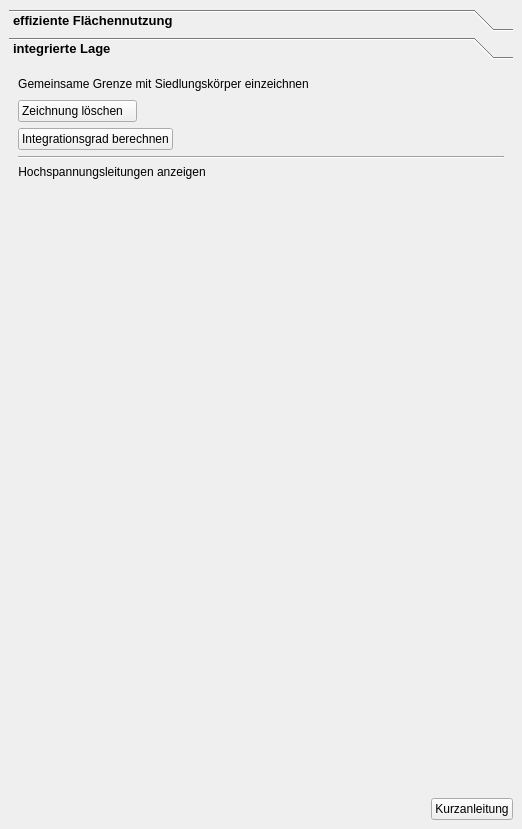
Before: the Qt Designer form projektcheck/ui/ProjektCheck_dockwidget_analysis_05-Fl.ui in projektcheck/ProjektCheck-QGIS, drawn with Qt 5.
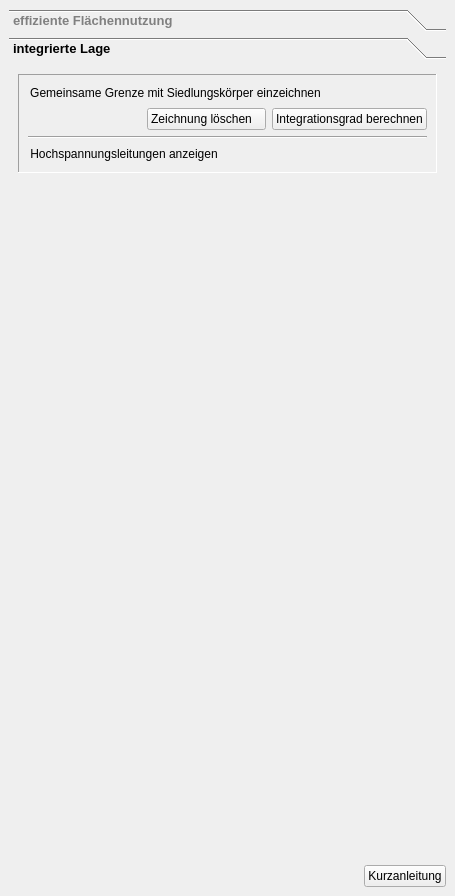
After: the same form once the commit is applied. The open tabs and pages were chosen to show the change. Icons and pictures are not drawn.

Commit message: consistent design and button icons and icons

What changed in the file:
```diff
--- a/projektcheck/ui/ProjektCheck_dockwidget_analysis_05-Fl.ui
+++ b/projektcheck/ui/ProjektCheck_dockwidget_analysis_05-Fl.ui
@@ -6,13 +6,17 @@
    <rect>
     <x>0</x>
     <y>0</y>
-    <width>522</width>
-    <height>829</height>
+    <width>455</width>
+    <height>896</height>
    </rect>
   </property>
   <property name="styleSheet">
    <string notr="true">QToolBox:tab {
 	font: bold 10pt ;
+    color: Grey;
+}
+QToolBox:tab:selected {
+	font: bold 10pt ;
     color: black;
 }
 QGroupBox::title {
@@ -22,6 +26,27 @@
 QPushButton::flat{
 background-color: none;
 border: 0;
+border-style:none;
+border-color: blue;
+border-width: 0px;
+border-radius: 0px;
+padding:2px;
+}
+QPushButton::flat:hover{
+background-color: azure;
+border-style:solid;
+border-color: royalblue;
+border-width: 1px;
+border-radius: 0px;
+padding: 2px;
+}
+QPushButton::flat:pressed{
+background-color: powderblue;
+border-style:solid;
+border-color: royalblue;
+border-width: 1px;
+border-radius: 0px;
+padding: 2px;
 }</string>
   </property>
   <property name="windowTitle">
@@ -1077,35 +1102,15 @@
         <rect>
          <x>0</x>
          <y>0</y>
-         <width>504</width>
-         <height>706</height>
+         <width>437</width>
+         <height>770</height>
         </rect>
        </property>
        <attribute name="label">
         <string>integrierte Lage</string>
        </attribute>
        <layout class="QGridLayout" name="gridLayout_4">
-        <item row="0" column="1">
-         <spacer name="horizontalSpacer">
-          <property name="orientation">
-           <enum>Qt::Horizontal</enum>
-          </property>
-          <property name="sizeHint" stdset="0">
-           <size>
-            <width>40</width>
-            <height>20</height>
-           </size>
-          </property>
-         </spacer>
-        </item>
-        <item row="4" column="0" colspan="2">
-         <widget class="Line" name="line">
-          <property name="orientation">
-           <enum>Qt::Horizontal</enum>
-          </property>
-         </widget>
-        </item>
-        <item row="7" column="1">
+        <item row="3" column="1">
          <spacer name="verticalSpacer_2">
           <property name="orientation">
            <enum>Qt::Vertical</enum>
@@ -1118,7 +1123,118 @@
           </property>
          </spacer>
         </item>
-        <item row="5" column="0">
+        <item row="0" column="0" colspan="2">
+         <widget class="QFrame" name="frame_2">
+          <property name="frameShape">
+           <enum>QFrame::Panel</enum>
+          </property>
+          <property name="frameShadow">
+           <enum>QFrame::Sunken</enum>
+          </property>
+          <layout class="QGridLayout" name="gridLayout_5">
+           <item row="1" column="3">
+            <widget class="QPushButton" name="pushButton_29">
+             <property name="sizePolicy">
+              <sizepolicy hsizetype="Fixed" vsizetype="Fixed">
+               <horstretch>0</horstretch>
+               <verstretch>0</verstretch>
+              </sizepolicy>
+             </property>
+             <property name="layoutDirection">
+              <enum>Qt::LeftToRight</enum>
+             </property>
+             <property name="text">
+              <string>Integrationsgrad berechnen</string>
+             </property>
+             <property name="icon">
+              <iconset>
+               <normaloff>../../images/iconset_mob/20190619_iconset_mob_calculate_statistics_1.png</normaloff>../../images/iconset_mob/20190619_iconset_mob_calculate_statistics_1.png</iconset>
+             </property>
+            </widget>
+           </item>
+           <item row="6" column="0" colspan="4">
+            <widget class="Line" name="line">
+             <property name="orientation">
+              <enum>Qt::Horizontal</enum>
+             </property>
+            </widget>
+           </item>
+           <item row="1" column="2">
+            <widget class="QPushButton" name="pushButton_28">
+             <property name="sizePolicy">
+              <sizepolicy hsizetype="Fixed" vsizetype="Fixed">
+               <horstretch>0</horstretch>
+               <verstretch>0</verstretch>
+              </sizepolicy>
+             </property>
+             <property name="text">
+              <string>Zeichnung löschen   </string>
+             </property>
+             <property name="icon">
+              <iconset>
+               <normaloff>../../images/iconset_mob/20190619_iconset_mob_delete_1.png</normaloff>../../images/iconset_mob/20190619_iconset_mob_delete_1.png</iconset>
+             </property>
+             <property name="checkable">
+              <bool>false</bool>
+             </property>
+             <property name="autoExclusive">
+              <bool>false</bool>
+             </property>
+             <property name="flat">
+              <bool>false</bool>
+             </property>
+            </widget>
+           </item>
+           <item row="1" column="0" colspan="2">
+            <spacer name="horizontalSpacer">
+             <property name="orientation">
+              <enum>Qt::Horizontal</enum>
+             </property>
+             <property name="sizeHint" stdset="0">
+              <size>
+               <width>40</width>
+               <height>20</height>
+              </size>
+             </property>
+            </spacer>
+           </item>
+           <item row="0" column="0" colspan="4">
+            <widget class="QPushButton" name="pushButton_27">
+             <property name="sizePolicy">
+              <sizepolicy hsizetype="Fixed" vsizetype="Fixed">
+               <horstretch>0</horstretch>
+               <verstretch>0</verstretch>
+              </sizepolicy>
+             </property>
+             <property name="cursor">
+              <cursorShape>PointingHandCursor</cursorShape>
+             </property>
+             <property name="text">
+              <string>Gemeinsame Grenze mit Siedlungskörper einzeichnen</string>
+             </property>
+             <property name="icon">
+              <iconset>
+               <normaloff>../../images/iconset_mob/20190619_iconset_mob_draw_polygon_1_checkable.png</normaloff>
+               <normalon>../../images/iconset_mob/20190619_iconset_mob_draw_polygon_2_checkable.png</normalon>../../images/iconset_mob/20190619_iconset_mob_draw_polygon_1_checkable.png</iconset>
+             </property>
+             <property name="iconSize">
+              <size>
+               <width>24</width>
+               <height>24</height>
+              </size>
+             </property>
+             <property name="checkable">
+              <bool>true</bool>
+             </property>
+             <property name="autoExclusive">
+              <bool>false</bool>
+             </property>
+             <property name="flat">
+              <bool>true</bool>
+             </property>
+            </widget>
+           </item>
+           <item row="7" column="0" colspan="4">
          <widget class="QPushButton" name="pushButton_30">
           <property name="sizePolicy">
            <sizepolicy hsizetype="Fixed" vsizetype="Fixed">
@@ -1137,30 +1253,12 @@
             <normaloff>../../images/iconset_mob/20190619_iconset_mob_pylon_2.png</normaloff>
             <normalon>../../images/iconset_mob/20190619_iconset_mob_pylon_1.png</normalon>../../images/iconset_mob/20190619_iconset_mob_pylon_2.png</iconset>
           </property>
-          <property name="checkable">
-           <bool>true</bool>
-          </property>
-          <property name="flat">
-           <bool>true</bool>
-          </property>
-         </widget>
-        </item>
-        <item row="0" column="0">
-         <widget class="QPushButton" name="pushButton_27">
-          <property name="sizePolicy">
-           <sizepolicy hsizetype="Fixed" vsizetype="Fixed">
-            <horstretch>0</horstretch>
-            <verstretch>0</verstretch>
-           </sizepolicy>
-          </property>
-          <property name="text">
-           <string>Gemeinsame Grenze mit Siedlungskörper einzeichnen</string>
-          </property>
-          <property name="icon">
-           <iconset>
-            <normaloff>../../images/iconset_mob/20190619_iconset_mob_draw_polygon_1.png</normaloff>
-            <normalon>../../images/iconset_mob/20190619_iconset_mob_draw_polygon_2.png</normalon>../../images/iconset_mob/20190619_iconset_mob_draw_polygon_1.png</iconset>
-          </property>
+             <property name="iconSize">
+              <size>
+               <width>24</width>
+               <height>24</height>
+              </size>
+             </property>
           <property name="checkable">
            <bool>true</bool>
           </property>
@@ -1172,50 +1270,7 @@
           </property>
          </widget>
         </item>
-        <item row="1" column="0">
-         <widget class="QPushButton" name="pushButton_28">
-          <property name="sizePolicy">
-           <sizepolicy hsizetype="Fixed" vsizetype="Fixed">
-            <horstretch>0</horstretch>
-            <verstretch>0</verstretch>
-           </sizepolicy>
-          </property>
-          <property name="text">
-           <string>Zeichnung löschen   </string>
-          </property>
-          <property name="icon">
-           <iconset>
-            <normaloff>../../images/iconset_mob/20190619_iconset_mob_delete_1.png</normaloff>../../images/iconset_mob/20190619_iconset_mob_delete_1.png</iconset>
-          </property>
-          <property name="checkable">
-           <bool>false</bool>
-          </property>
-          <property name="autoExclusive">
-           <bool>false</bool>
-          </property>
-          <property name="flat">
-           <bool>false</bool>
-          </property>
-         </widget>
-        </item>
-        <item row="3" column="0" colspan="2">
-         <widget class="QPushButton" name="pushButton_29">
-          <property name="sizePolicy">
-           <sizepolicy hsizetype="Fixed" vsizetype="Fixed">
-            <horstretch>0</horstretch>
-            <verstretch>0</verstretch>
-           </sizepolicy>
-          </property>
-          <property name="layoutDirection">
-           <enum>Qt::LeftToRight</enum>
-          </property>
-          <property name="text">
-           <string>Integrationsgrad berechnen</string>
-          </property>
-          <property name="icon">
-           <iconset>
-            <normaloff>../../images/iconset_mob/20190619_iconset_mob_calculate_statistics_1.png</normaloff>../../images/iconset_mob/20190619_iconset_mob_calculate_statistics_1.png</iconset>
-          </property>
+          </layout>
          </widget>
         </item>
        </layout>
```
Left out of the diff: 121 changed lines with no effect on the pictures. Lines whose indentation alone changed are shown as unchanged. The commit also changes 91 other files.
